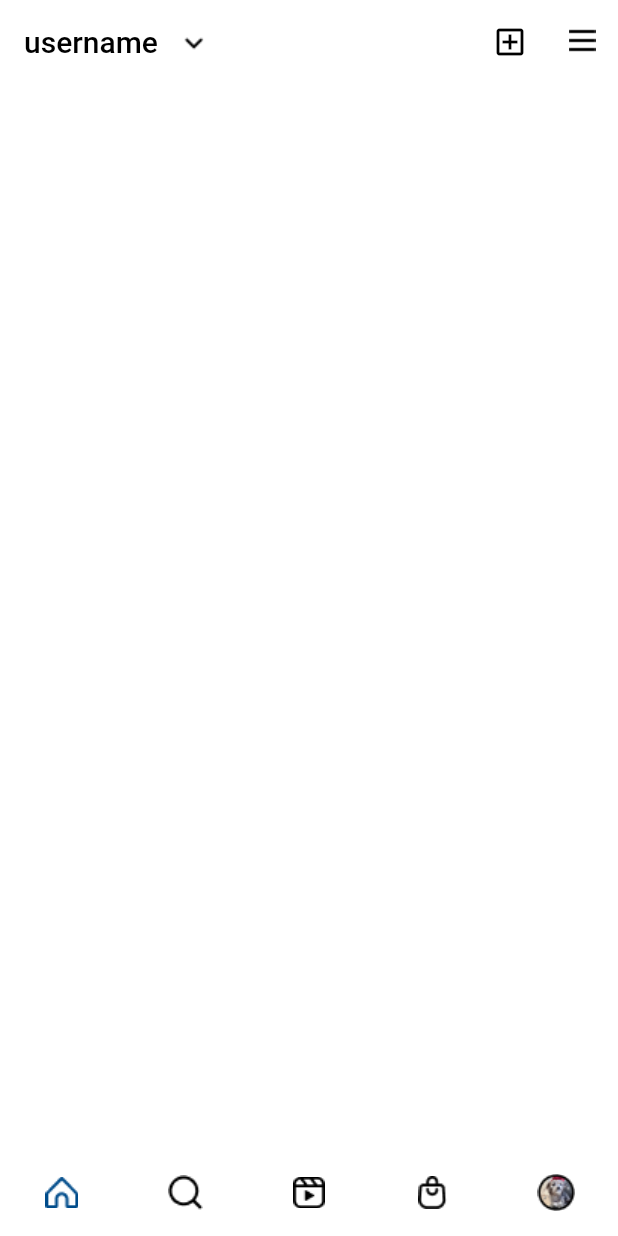
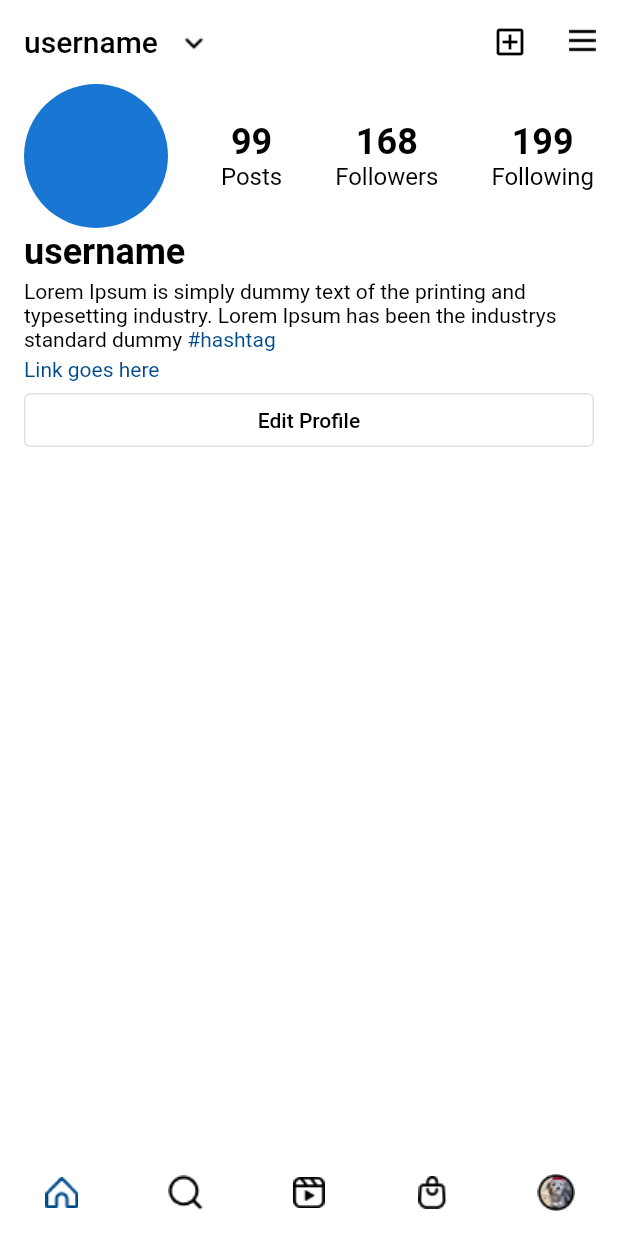
Before and after one commit to ceedadev/FlutterBootcampKuldii, a Flutter app: the screen it shows after launch, on a phone screen of 412 x 824 dp. Run offline on Flutter 3.47's test engine with Material 2 defaults, Android fonts, the phone set to English and light mode, and no system bars.

Commit message:
done upper profile

```diff
--- a/lib/tugas_minggu2.dart
+++ b/lib/tugas_minggu2.dart
@@ -1,3 +1,5 @@
+// ignore_for_file: prefer_const_literals_to_create_immutables
+
 import 'package:flutter/material.dart';
 
 Color kWhiteColor = const Color(0xffFFFFFF);
@@ -8,6 +10,7 @@ Color kGreyColor = const Color(0xffC4C4C4);
 Color kBlackColor = const Color(0xFF000000);
 
 TextStyle blackTextStyle = TextStyle(color: kBlackColor);
+TextStyle blueTextStyle = TextStyle(color: kBlueColor);
 
 class TugasMinggu2 extends StatelessWidget {
   const TugasMinggu2({Key? key}) : super(key: key);
@@ -16,7 +19,133 @@ class TugasMinggu2 extends StatelessWidget {
   Widget build(BuildContext context) {
     return Scaffold(
       backgroundColor: kWhiteColor,
-      appBar: AppBar(
+      appBar: appBarMethod(),
+      bottomNavigationBar: bottomNavBarMethod(),
+      body: ListView(
+        children: [
+          Padding(
+            padding: const EdgeInsets.symmetric(horizontal: 16),
+            child: Column(
+              crossAxisAlignment: CrossAxisAlignment.start,
+              children: [
+                Row(
+                  mainAxisAlignment: MainAxisAlignment.spaceBetween,
+                  children: [
+                    const CircleAvatar(
+                      radius: 48,
+                    ),
+                    _profileCount(count: '99', title: 'Posts'),
+                    _profileCount(count: '168', title: 'Followers'),
+                    _profileCount(count: '199', title: 'Following'),
+                  ],
+                ),
+                // username
+                Container(
+                  margin: const EdgeInsets.symmetric(vertical: 2),
+                  child: Text(
+                    'username',
+                    style: blackTextStyle.copyWith(fontWeight: FontWeight.bold, fontSize: 24),
+                  ),
+                ),
+                Container(
+                  margin: const EdgeInsets.symmetric(vertical: 2),
+                  child: RichText(
+                    text: TextSpan(children: [
+                      const TextSpan(
+                          text:
+                              'Lorem Ipsum is simply dummy text of the printing and typesetting industry. Lorem Ipsum has been the industrys standard dummy '),
+                      TextSpan(text: '#hashtag', style: blueTextStyle)
+                    ], style: blackTextStyle),
+                  ),
+                ),
+                Container(
+                  margin: const EdgeInsets.symmetric(vertical: 2),
+                  child: Text(
+                    'Link goes here',
+                    textAlign: TextAlign.justify,
+                    style: blueTextStyle,
+                  ),
+                ),
+                Container(
+                  width: double.infinity,
+                  child: OutlinedButton(
+                    onPressed: () {},
+                    child: Text(
+                      'Edit Profile',
+                      style: blackTextStyle,
+                    ),
+                  ),
+                )
+              ],
+            ),
+          ),
+        ],
+      ),
+    );
+  }
+
+  Column _profileCount({
+    required String count,
+    required String title,
+  }) {
+    return Column(
+      children: [
+        Text(
+          count,
+          style: blackTextStyle.copyWith(fontWeight: FontWeight.bold, fontSize: 24),
+        ),
+        Text(
+          title,
+          style: blackTextStyle.copyWith(fontWeight: FontWeight.w400, fontSize: 16),
+        ),
+      ],
+    );
+  }
+
+  BottomNavigationBar bottomNavBarMethod() {
+    return BottomNavigationBar(
+      showSelectedLabels: false,
+      showUnselectedLabels: false,
+      backgroundColor: kWhiteColor,
+      unselectedItemColor: kBlackColor,
+      selectedItemColor: kBlueColor,
+      type: BottomNavigationBarType.fixed,
+      elevation: 0,
+      items: [
+        const BottomNavigationBarItem(
+          label: 'Home',
+          icon: ImageIcon(
+            AssetImage('assets/icon/home.png'),
+          ),
+        ),
+        const BottomNavigationBarItem(
+          label: 'Search',
+          icon: ImageIcon(
+            AssetImage('assets/icon/search.png'),
+          ),
+        ),
+        const BottomNavigationBarItem(
+          label: 'Reels',
+          icon: ImageIcon(
+            AssetImage('assets/icon/reels.png'),
+          ),
+        ),
+        const BottomNavigationBarItem(
+          label: 'Shop',
+          icon: ImageIcon(
+            AssetImage('assets/icon/shop.png'),
+          ),
+        ),
+        BottomNavigationBarItem(
+          label: 'User',
+          icon: Image.asset('assets/icon/avatar.png'),
+        ),
+      ],
+    );
+  }
+
+  AppBar appBarMethod() {
+    return AppBar(
       elevation: 0,
       backgroundColor: kWhiteColor,
       title: Row(
@@ -48,46 +177,6 @@ class TugasMinggu2 extends StatelessWidget {
           ),
         ),
       ],
-      ),
-      bottomNavigationBar: BottomNavigationBar(
-        showSelectedLabels: false,
-        showUnselectedLabels: false,
-        backgroundColor: kWhiteColor,
-        unselectedItemColor: kBlackColor,
-        selectedItemColor: kBlueColor,
-        type: BottomNavigationBarType.fixed,
-        elevation: 0,
-        items: [
-          BottomNavigationBarItem(
-            label: 'Home',
-            icon: ImageIcon(
-              AssetImage('assets/icon/home.png'),
-            ),
-          ),
-          BottomNavigationBarItem(
-            label: 'Search',
-            icon: ImageIcon(
-              AssetImage('assets/icon/search.png'),
-            ),
-          ),
-          BottomNavigationBarItem(
-            label: 'Reels',
-            icon: ImageIcon(
-              AssetImage('assets/icon/reels.png'),
-            ),
-          ),
-          BottomNavigationBarItem(
-            label: 'Shop',
-            icon: ImageIcon(
-              AssetImage('assets/icon/shop.png'),
-            ),
-          ),
-          BottomNavigationBarItem(
-            label: 'User',
-            icon: Image.asset('assets/icon/avatar.png'),
-          ),
-        ],
-      ),
     );
   }
 }
```
Lines whose indentation alone changed are shown as unchanged.
